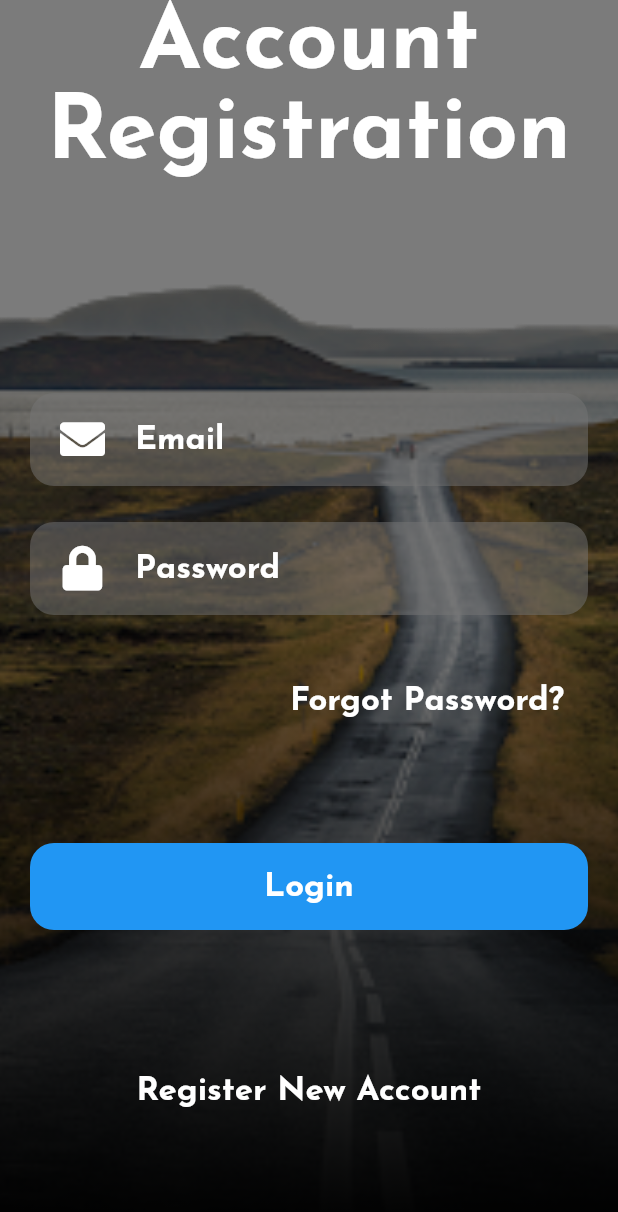
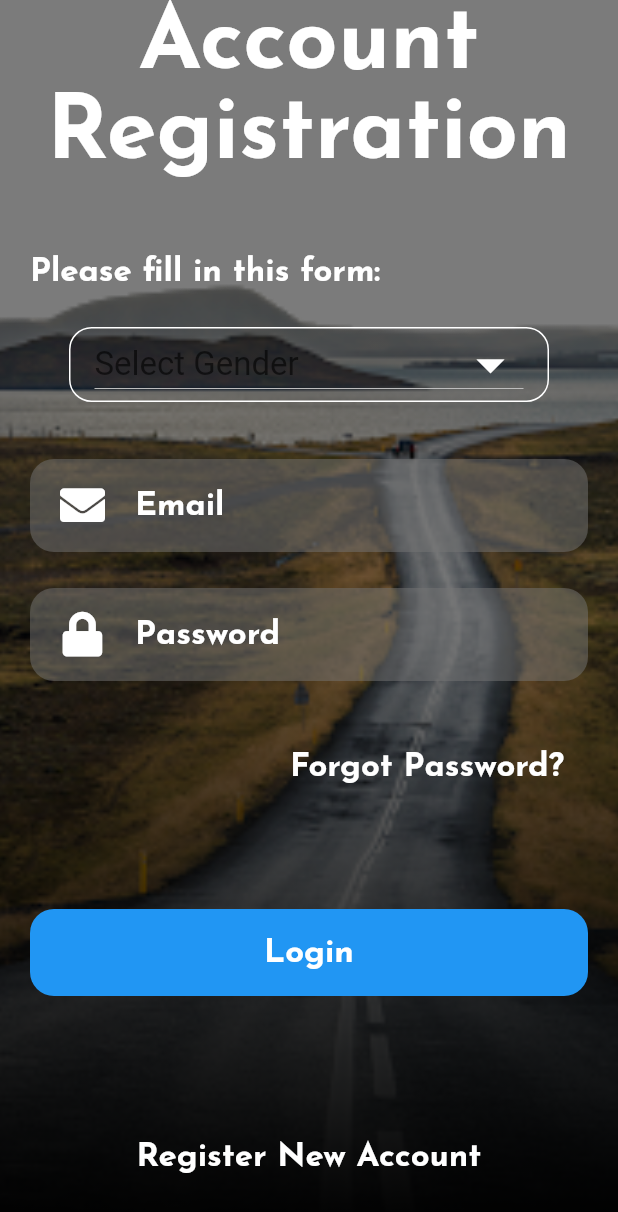
Before and after one commit to leejianen/Software-engineering-login-page, a Flutter app: the RegisterPage screen opened by its route, on a phone screen of 412 x 824 dp. Shown: the top 1212 px of the screen. Run offline on Flutter 3.47's test engine with Material 2 defaults, Android fonts, the phone set to English and light mode, and no system bars; our stand-ins replace font_awesome_flutter, google_fonts.

Commit message:
Add files via upload

```diff
--- a/lib/palette.dart
+++ b/lib/palette.dart
@@ -12,3 +12,8 @@ const TextStyle kBodyText = TextStyle(
     fontWeight: FontWeight.bold,
     color: Colors.white,
 );
+
+const TextStyle dropdown = TextStyle(
+    color: Colors.white,
+    fontSize:22
+);
--- a/lib/screens/RegisterPage.dart
+++ b/lib/screens/RegisterPage.dart
@@ -8,7 +8,18 @@ import 'package:software_engineering_login/Widgets/text-input.dart';
 
 import '../palette.dart';
 
-class RegisterPage extends StatelessWidget {
+class RegisterPage extends StatefulWidget {
+  @override
+  _RegisterPageState createState() => _RegisterPageState();
+}
+
+class _RegisterPageState extends State<RegisterPage> {
+  String genderChoose;
+
+  List genderList = [
+    "M","F"
+  ];
+
   @override
   Widget build(BuildContext context) {
     return Stack(
@@ -40,17 +51,51 @@ class RegisterPage extends StatelessWidget {
                     ),
                   ),
                   SizedBox(
-                    height: 100,
+                    height: 20,
                   ),
                   Container(
                       child: Padding(
                         padding: const EdgeInsets.symmetric
                           (horizontal: 20.0),
                         child: Column(
+                              crossAxisAlignment: CrossAxisAlignment.start,
                           children: [
+                            Text('Please fill in this form:',
+                                style: kBodyText),
                             Column(
                               crossAxisAlignment: CrossAxisAlignment.end,
                               children: [
+                                Padding(
+                                  padding: const EdgeInsets.all(26.0),
+                                  child: Container(
+                                    padding: EdgeInsets.only(left: 16, right: 16),
+                                    decoration: BoxDecoration(
+                                      border: Border.all(color: Colors.white, width: 1),
+                                      borderRadius: BorderRadius.circular(15)
+                                    ),
+                                    child: DropdownButton(
+                                      hint: Text("Select Gender"),
+                                      dropdownColor: Colors.black,
+                                      icon: Icon(Icons.arrow_drop_down),
+                                      iconSize:44,
+                                      iconEnabledColor: Colors.white,
+                                      isExpanded: true,
+                                      style: dropdown,
+                                      value: genderChoose,
+                                      onChanged: (newValue) {
+                                        setState(() {
+                                          genderChoose = newValue;
+                                        });
+                                      },
+                                      items: genderList.map((valueItem) {
+                                        return DropdownMenuItem(
+                                          value: valueItem,
+                                          child: Text(valueItem),
+                                        );
+                                      }).toList(),
+                                    ),
+                                  ),
+                                ),
                                 TextInput(
                                   icon: FontAwesomeIcons.solidEnvelope,
                                   hint: 'Email',
```
